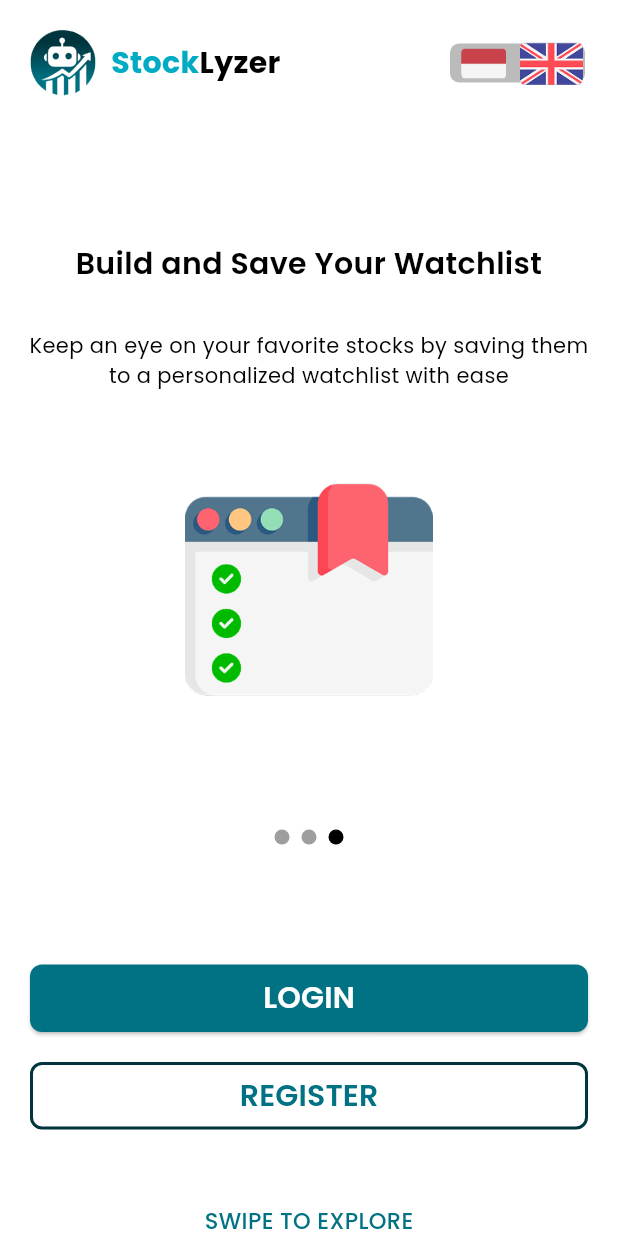
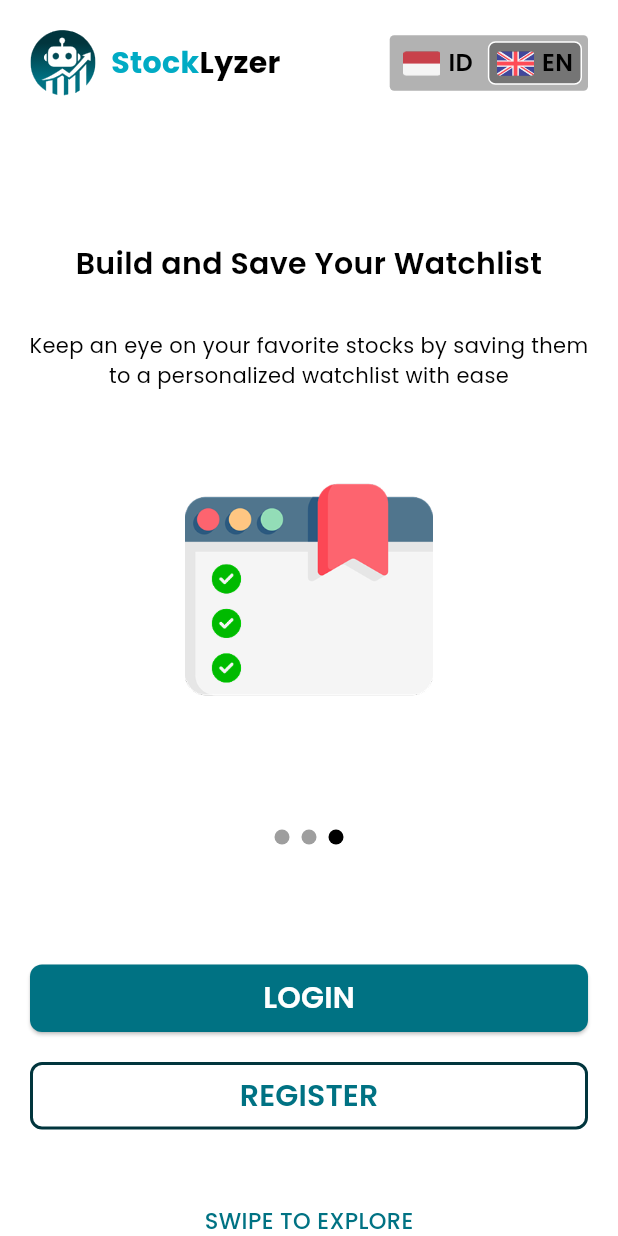
Before and after one commit to Lufvy/Stocklyzer, a Flutter app: the screen it shows after launch, on a phone screen of 412 x 824 dp. Run offline on Flutter 3.47's test engine with Material 3 defaults, Android fonts, the phone set to English and light mode, and no system bars; drawn by our look-alikes of animated_toggle_switch, smooth_page_indicator; our stand-ins replace flutter_svg, get, google_fonts, shared_preferences.

Commit message:
refactor(languageToggleButton): Redesign, refactor toggle button

```diff
--- /dev/null
+++ b/lib/component/languageToggleButton.dart
@@ -0,0 +1,82 @@
+import 'package:flutter/material.dart';
+import 'package:google_fonts/google_fonts.dart';
+import 'package:stocklyzer/config/extension.dart';
+import 'package:stocklyzer/controller/themeController.dart';
+import 'package:get/get.dart';
+
+class Languagetogglebutton extends StatefulWidget {
+  const Languagetogglebutton({super.key});
+
+  @override
+  State<Languagetogglebutton> createState() => _LanguagetogglebuttonState();
+}
+
+class _LanguagetogglebuttonState extends State<Languagetogglebutton> {
+  final themeController = Get.find<Themecontroller>();
+
+  final isENToggled = true.obs;
+
+  @override
+  void initState() {
+    super.initState();
+    themeController.loadLanguage();
+    if (themeController.isEnglish.value) {
+      isENToggled.value = true;
+    } else {
+      isENToggled.value = false;
+    }
+  }
+
+  Widget toggleLanguageContent(String language, bool isToggled) {
+    return GestureDetector(
+      onTap: () {
+        if (language == "EN" && !themeController.isEnglish.value ||
+            language == "ID" && themeController.isEnglish.value) {
+          themeController.toggleLanguage(!themeController.isEnglish.value);
+          isENToggled.value = themeController.isEnglish.value;
+        }
+      },
+      child: Container(
+        decoration: isToggled
+            ? BoxDecoration(
+                color: Colors.grey[600],
+                borderRadius: BorderRadius.circular(5),
+                border: Border.all(color: Colors.white, width: 1),
+              )
+            : null,
+        padding: EdgeInsets.symmetric(horizontal: 5, vertical: 1),
+        child: Row(
+          spacing: 5.0,
+          children: [
+            Image.asset(width: 25, height: 25, 'assets/$language.png'),
+            Text(
+              language,
+              style: GoogleFonts.poppins(
+                fontSize: 16,
+                fontWeight: CustomFontWeight.semiBold,
+              ),
+            ),
+          ],
+        ),
+      ),
+    );
+  }
+
+  @override
+  Widget build(BuildContext context) {
+    return Container(
+      padding: EdgeInsets.all(4),
+      decoration: BoxDecoration(
+        color: Colors.black.withAlpha(77),
+        borderRadius: BorderRadius.circular(3),
+      ),
+      child: Row(
+        spacing: 5,
+        children: [
+          toggleLanguageContent("ID", !isENToggled.value),
+          toggleLanguageContent("EN", isENToggled.value),
+        ],
+      ),
+    );
+  }
+}
--- a/lib/view/onboarding.dart
+++ b/lib/view/onboarding.dart
@@ -4,6 +4,7 @@ import 'package:flutter_svg/svg.dart';
 import 'package:get/get.dart';
 import 'package:google_fonts/google_fonts.dart';
 import 'package:smooth_page_indicator/smooth_page_indicator.dart';
+import 'package:stocklyzer/component/languageToggleButton.dart';
 import 'package:stocklyzer/component/logo.dart';
 import 'package:stocklyzer/config/appTheme.dart';
 import 'package:stocklyzer/controller/onboardingController.dart';
@@ -236,33 +237,36 @@ class Onboarding extends StatelessWidget {
           ),
 
           SizedBox(width: 20),
-          Obx(
-            () => AnimatedToggleSwitch<bool>.size(
-              current: themeController.isEnglish.value,
-              values: const [false, true],
-              height: 30,
-              indicatorSize: const Size(45, 25),
-              iconOpacity: 1.0,
-              animationDuration: const Duration(milliseconds: 300),
-              style: ToggleStyle(
-                backgroundColor: Theme.of(context).colorScheme.background,
-                indicatorColor: Colors.transparent,
-                borderColor: Colors.transparent,
-                borderRadius: BorderRadius.circular(6),
-              ),
+          // TODO: Language Toggle Button di refactor masukkin ke component
+          // Possibly di ubah design nya buat nanti, sekalian samain aja sama yang ada di profile.dart
+          Languagetogglebutton(),
+          // Obx(
+          //   () => AnimatedToggleSwitch<bool>.size(
+          //     current: themeController.isEnglish.value,
+          //     values: const [false, true],
+          //     height: 30,
+          //     indicatorSize: const Size(45, 25),
+          //     iconOpacity: 1.0,
+          //     animationDuration: const Duration(milliseconds: 300),
+          //     style: ToggleStyle(
+          //       backgroundColor: Theme.of(context).colorScheme.background,
+          //       indicatorColor: Colors.transparent,
+          //       borderColor: Colors.transparent,
+          //       borderRadius: BorderRadius.circular(6),
+          //     ),
 
-              onChanged: themeController.toggleLanguage,
-              iconBuilder: (value) => ClipRRect(
-                borderRadius: BorderRadius.circular(6),
-                child: Image.asset(
-                  value ? 'assets/EN.png' : 'assets/ID.png',
-                  fit: BoxFit.cover,
-                  width: 30,
-                  height: 30,
-                ),
-              ),
-            ),
-          ),
+          //     onChanged: themeController.toggleLanguage,
+          //     iconBuilder: (value) => ClipRRect(
+          //       borderRadius: BorderRadius.circular(6),
+          //       child: Image.asset(
+          //         value ? 'assets/EN.png' : 'assets/ID.png',
+          //         fit: BoxFit.cover,
+          //         width: 30,
+          //         height: 30,
+          //       ),
+          //     ),
+          //   ),
+          // ),
         ],
       ),
     );
```
Also changed, not shown: lib/view/login.dart (+2 -33 lines), lib/view/profile.dart (+3 -8 lines), lib/view/register.dart (+3 -33 lines).
